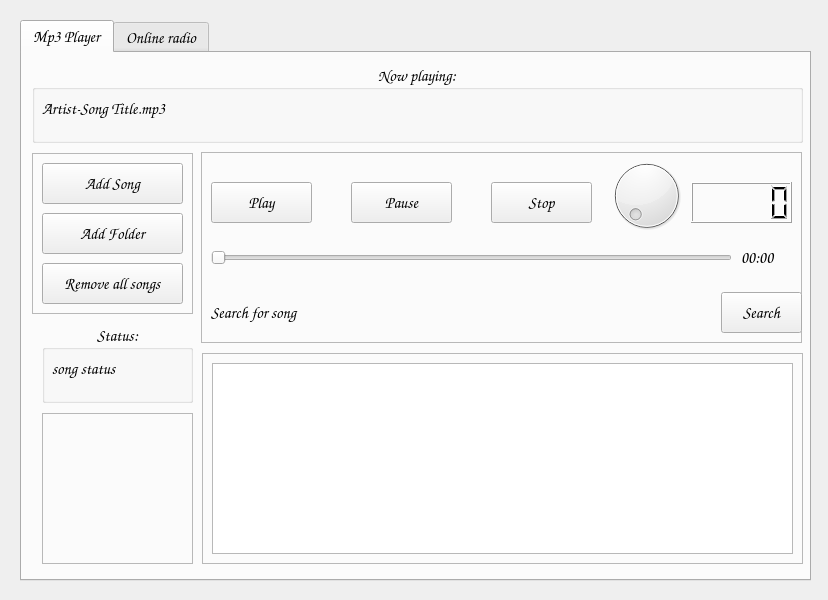
Qt form App_main/UI/player_ui.ui (piotrekgelert/radio-mp3-player) before a commit.
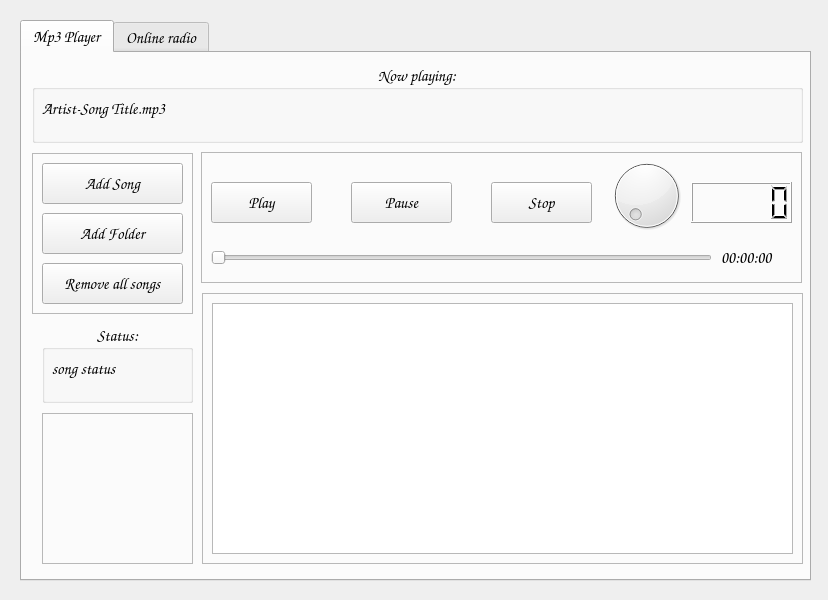
The same form after that commit.

Commit message: add volume change pause stop functionality

```diff
--- a/App_main/UI/player_ui.ui
+++ b/App_main/UI/player_ui.ui
@@ -158,7 +158,7 @@
         <x>179</x>
         <y>99</y>
         <width>601</width>
-        <height>191</height>
+        <height>131</height>
        </rect>
       </property>
       <property name="frameShape">
@@ -211,7 +211,7 @@
         <rect>
          <x>10</x>
          <y>90</y>
-         <width>521</width>
+         <width>501</width>
          <height>31</height>
         </rect>
        </property>
@@ -222,43 +222,14 @@
       <widget class="QLabel" name="lb_song_time">
        <property name="geometry">
         <rect>
-         <x>540</x>
-         <y>90</y>
-         <width>51</width>
-         <height>31</height>
-        </rect>
-       </property>
-       <property name="text">
-        <string>00:00</string>
-       </property>
-      </widget>
-      <widget class="QLabel" name="lb_song_search">
-       <property name="geometry">
-        <rect>
-         <x>10</x>
-         <y>140</y>
-         <width>501</width>
-         <height>41</height>
-        </rect>
-       </property>
-       <property name="accessibleDescription">
-        <string/>
-       </property>
-       <property name="text">
-        <string>Search for song</string>
-       </property>
-      </widget>
-      <widget class="QPushButton" name="pb_player_search">
-       <property name="geometry">
-        <rect>
          <x>520</x>
-         <y>140</y>
-         <width>81</width>
-         <height>41</height>
+         <y>90</y>
+         <width>71</width>
+         <height>31</height>
         </rect>
        </property>
        <property name="text">
-        <string>Search</string>
+        <string>00:00:00</string>
        </property>
       </widget>
       <widget class="QDial" name="dl_song_volume">
@@ -305,9 +276,9 @@
       <property name="geometry">
        <rect>
         <x>180</x>
-        <y>300</y>
+        <y>240</y>
         <width>601</width>
-        <height>211</height>
+        <height>271</height>
        </rect>
       </property>
       <property name="frameShape">
@@ -322,7 +293,7 @@
          <x>10</x>
          <y>10</y>
          <width>581</width>
-         <height>191</height>
+         <height>251</height>
         </rect>
        </property>
       </widget>
```
The commit also changes 2 other files.
